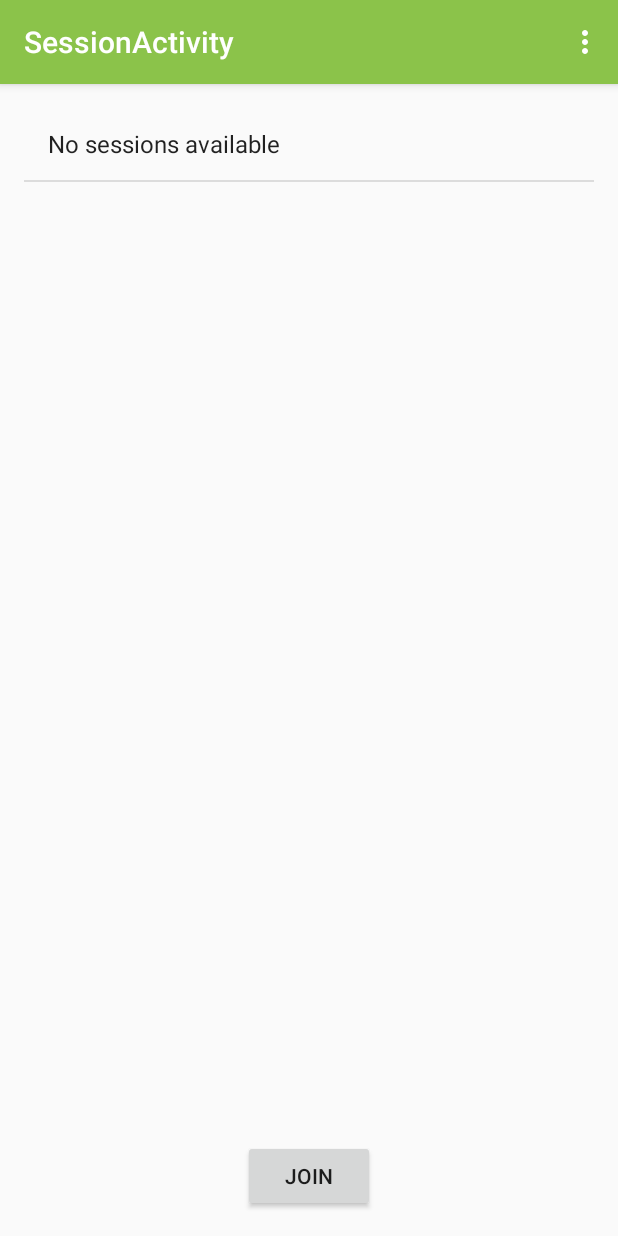
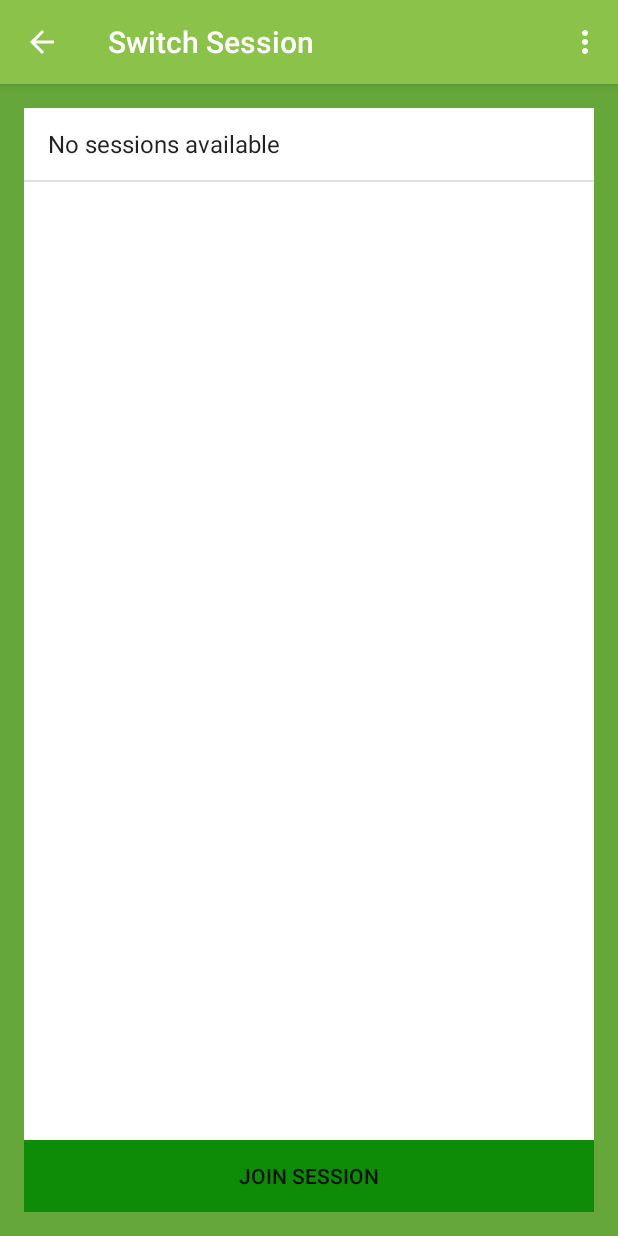
Before and after one commit to LHagendoorn/wePresent, an Android app: the SessionActivity screen opened directly, with no data from a screen before it, on a phone screen of 412 x 824 dp. Run offline under Robolectric (Android 15) with nearby library versions, the phone set to English and light mode, and no system bars; 2 statements that could not run were skipped.

Commit message:
Join Session minder lelijk

```diff
--- a/Project/app/src/main/AndroidManifest.xml
+++ b/Project/app/src/main/AndroidManifest.xml
@@ -65,7 +65,12 @@
         <!-- </activity> -->
         <activity
             android:name=".SessionActivity"
-            android:label="@string/title_activity_session" >
+            android:label="@string/title_activity_session"
+            android:theme="@style/AppTheme.Base.NoNavigation">
+        </activity>
+        <activity
+            android:name=".SessionManagement"
+            android:label="@string/title_activity_session_management" >
         </activity>
     </application>
 
--- a/Project/app/src/main/java/wepresent/wepresent/SessionActivity.java
+++ b/Project/app/src/main/java/wepresent/wepresent/SessionActivity.java
@@ -24,12 +24,21 @@ public class SessionActivity extends ActionBarActivity implements AsyncTaskRepor
 
     @Override
     protected void onCreate(Bundle savedInstanceState) {
+
         Intent in = getIntent();
         uniqueDeviceId = in.getStringExtra("AndroidID");
         loggedIn = in.getBooleanExtra("LoggedIn", false);
 
         super.onCreate(savedInstanceState);
         setContentView(R.layout.activity_session);
+
+        // Set title
+        setTitle("Switch Session");
+
+        getSupportActionBar().setDisplayShowHomeEnabled(true);
+        getSupportActionBar().setHomeButtonEnabled(true);
+        getSupportActionBar().setDisplayHomeAsUpEnabled(true);
+
         sessionMapper = new SessionMapper(this);
         sessionMapper.start();
     }
--- a/Project/app/src/main/res/layout/activity_session.xml
+++ b/Project/app/src/main/res/layout/activity_session.xml
@@ -4,7 +4,7 @@
     android:paddingRight="@dimen/activity_horizontal_margin"
     android:paddingTop="@dimen/activity_vertical_margin"
     android:paddingBottom="@dimen/activity_vertical_margin"
-    tools:context="wepresent.wepresent.SessionActivity">
+    tools:context="wepresent.wepresent.SessionActivity"
     android:background="#ff65a73a">
 
     <ListView
@@ -13,14 +13,17 @@
         android:id="@+id/sessionList"
         android:layout_alignParentTop="true"
         android:layout_alignParentStart="true"
-        android:layout_above="@+id/joinButton" />
+        android:layout_above="@+id/joinButton"
+        android:background="#ffffff"/>
 
     <Button
         android:layout_width="wrap_content"
         android:layout_height="wrap_content"
-        android:text="Join"
+        android:text="Join Session"
         android:id="@+id/joinButton"
-        android:layout_alignParentBottom="true"
-        android:layout_centerHorizontal="true"
-        android:onClick="gotoSlides"/>
+        android:onClick="gotoSlides"
+        android:background="#ff0f8c07"
+        android:layout_alignParentEnd="true"
+        android:layout_alignParentStart="true"
+        android:layout_alignParentBottom="true" />
 </RelativeLayout>
```
